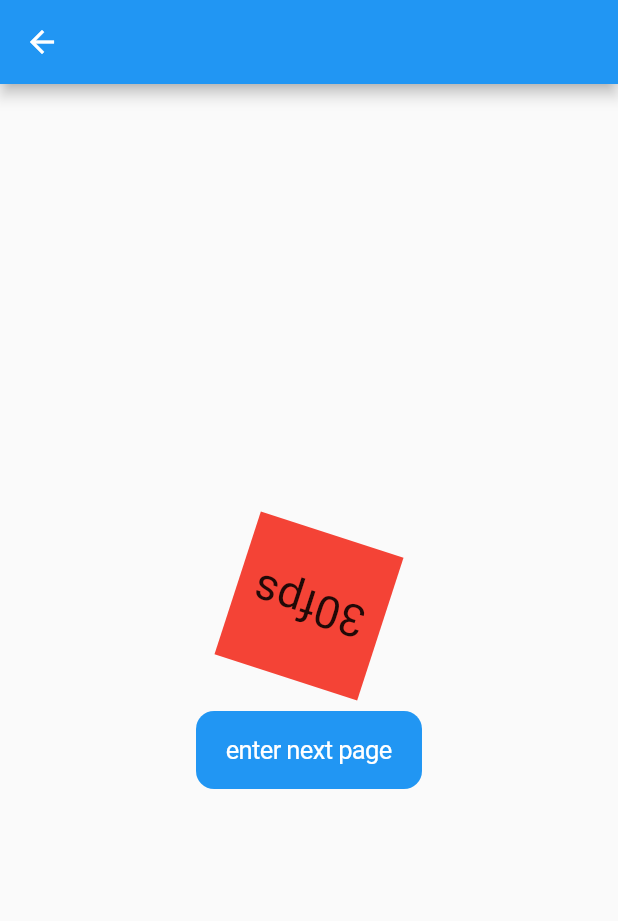
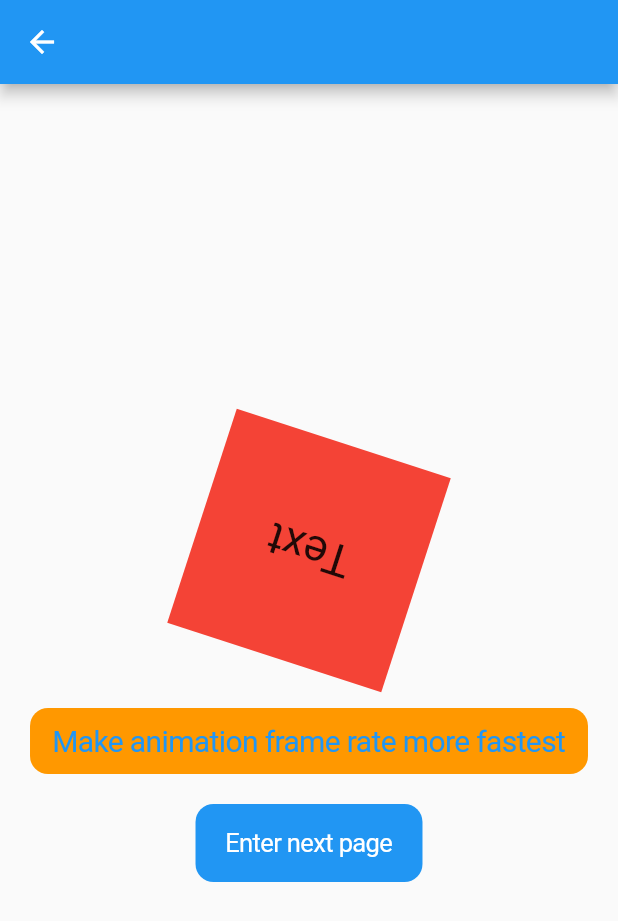
Before and after one commit to luckysmg/flutter_frame_rate_demo, a Flutter app: the screen it shows after launch, after a tap on "Tap to enter new test page", on a phone screen of 412 x 824 dp. Shown: the top 921 px of the screen. Run offline on Flutter 3.47's test engine with Material 2 defaults, Android fonts, the light colour scheme and no system bars.

Commit message:
update demo

```diff
--- a/lib/anim_test_page1.dart
+++ b/lib/anim_test_page1.dart
@@ -12,15 +12,21 @@ class AnimationTestPage1 extends StatefulWidget {
 class _AnimationTestPage1State extends State<AnimationTestPage1> with TickerProviderStateMixin {
   late AnimationController controller;
 
+  bool is120HZ = false;
+
   @override
   void initState() {
-    controller = AnimationController(vsync: this, frameRate: FrameRate.fps30, lowerBound: 0, upperBound: 2 * 3.14159)
+    setupAnimationController();
+    super.initState();
+  }
+
+  void setupAnimationController() {
+    controller = AnimationController(
+        vsync: this, frameRate: is120HZ ? FrameRate.fps120 : FrameRate.fps24, lowerBound: 0, upperBound: 2 * 3.14159)
       ..addListener(() {
-        print("更新");
         setState(() {});
       });
     controller.repeat(period: const Duration(seconds: 2));
-    super.initState();
   }
 
   @override
@@ -42,24 +48,40 @@ class _AnimationTestPage1State extends State<AnimationTestPage1> with TickerProv
               child: Container(
                 alignment: Alignment.center,
                 color: Colors.red,
-                height: 100,
-                width: 100,
+                height: 150,
+                width: 150,
                 child: const Text(
-                  "30fps",
+                  "Text",
                   style: TextStyle(fontSize: 30),
                 ),
               ),
             ),
             const SizedBox(
+              height: 30,
+            ),
+            CupertinoButton(
+              padding: const EdgeInsets.symmetric(horizontal: 15),
+                color: Colors.orange,
+                child: Text(
+                  'Make animation frame rate more${is120HZ ? ' slow' : ' fastest'}',
+                  style: const TextStyle(fontSize: 20),
+                ),
+                onPressed: () {
+                  controller.stop();
+                  controller.dispose();
+                  is120HZ = !is120HZ;
+                  setupAnimationController();
+                }),
+            const SizedBox(
               height: 20,
             ),
             CupertinoButton.filled(
-                child: const Text('enter next page'),
+                child: const Text('Enter next page'),
                 onPressed: () {
-                  Navigator.push(context, MaterialPageRoute(builder: (ctx) {
+                  Navigator.push(context, CupertinoPageRoute(builder: (ctx) {
                     return const DragWidgetPage();
                   }));
-                })
+                }),
           ],
         ),
       ),
--- a/lib/main.dart
+++ b/lib/main.dart
@@ -53,7 +53,7 @@ class _HomePageState extends State<HomePage> {
       body: ListView.builder(itemBuilder: (ctx, index) {
         return GestureDetector(
           onTap: () {
-            Navigator.push(context, MaterialPageRoute(builder: (_) => const AnimationTestPage1()));
+            Navigator.push(context, CupertinoPageRoute(builder: (_) => const AnimationTestPage1()));
           },
           child: Container(
             color: Color.fromARGB(
```
